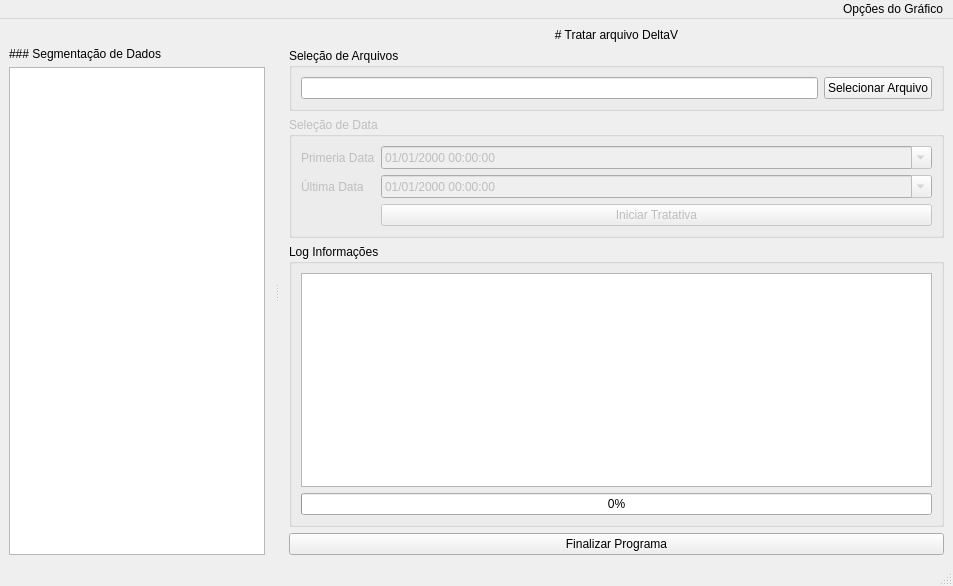
Jualns/Tratando_DeltaV, file UI/Global.ui: the form before one commit.
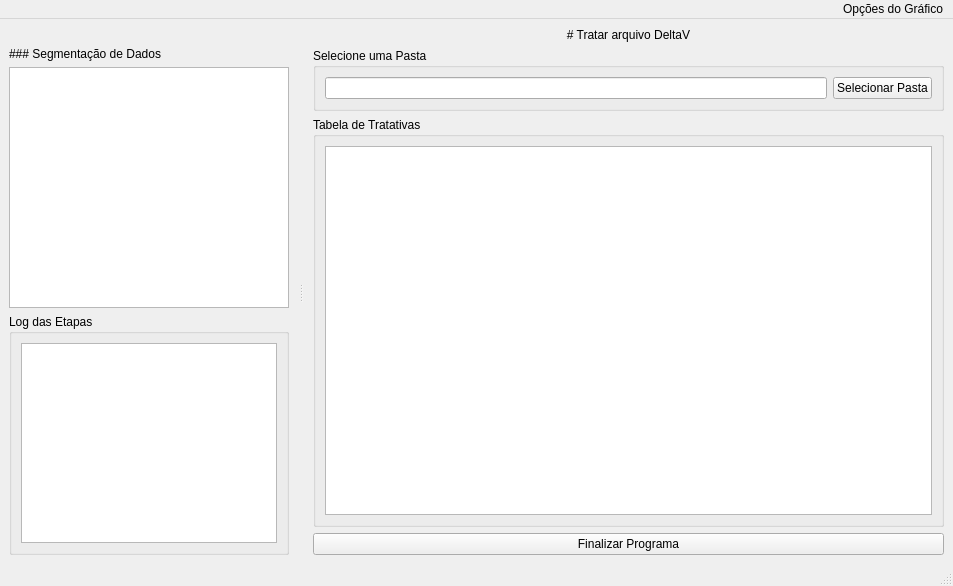
The form after the commit.

What changed in the file:
```diff
--- a/UI/Global.ui
+++ b/UI/Global.ui
@@ -15,29 +15,6 @@
   </property>
   <widget class="QWidget" name="centralwidget">
    <layout class="QGridLayout" name="gridLayout">
-    <item row="3" column="0">
-     <widget class="QGroupBox" name="infos_groupBox">
-      <property name="title">
-       <string>Log Informações</string>
-      </property>
-      <layout class="QVBoxLayout" name="verticalLayout_4">
-       <item>
-        <widget class="QTextEdit" name="log_text">
-         <property name="statusTip">
-          <string>Log das etapas</string>
-         </property>
-        </widget>
-       </item>
-       <item>
-        <widget class="QProgressBar" name="progressBar">
-         <property name="value">
-          <number>0</number>
-         </property>
-        </widget>
-       </item>
-      </layout>
-     </widget>
-    </item>
     <item row="4" column="0">
      <widget class="QPushButton" name="btn_finish">
       <property name="statusTip">
@@ -48,87 +25,10 @@
       </property>
      </widget>
     </item>
-    <item row="2" column="0">
-     <widget class="QGroupBox" name="data_groupBox">
-      <property name="enabled">
-       <bool>false</bool>
-      </property>
-      <property name="title">
-       <string>Seleção de Data</string>
-      </property>
-      <property name="flat">
-       <bool>false</bool>
-      </property>
-      <property name="checkable">
-       <bool>false</bool>
-      </property>
-      <layout class="QFormLayout" name="formLayout">
-       <item row="0" column="0">
-        <widget class="QLabel" name="label_firts">
-         <property name="text">
-          <string>Primeria Data</string>
-         </property>
-        </widget>
-       </item>
-       <item row="0" column="1">
-        <widget class="QDateTimeEdit" name="first_date">
-         <property name="statusTip">
-          <string>Data inicial dos dados</string>
-         </property>
-         <property name="displayFormat">
-          <string>dd/MM/yyyy HH:mm:ss</string>
-         </property>
-         <property name="calendarPopup">
-          <bool>true</bool>
-         </property>
-        </widget>
-       </item>
-       <item row="1" column="0">
-        <widget class="QLabel" name="label_last">
-         <property name="text">
-          <string>Última Data</string>
-         </property>
-        </widget>
-       </item>
-       <item row="1" column="1">
-        <widget class="QDateTimeEdit" name="last_date">
-         <property name="statusTip">
-          <string>Data final dos dados</string>
-         </property>
-         <property name="displayFormat">
-          <string>dd/MM/yyyy HH:mm:ss</string>
-         </property>
-         <property name="calendarPopup">
-          <bool>true</bool>
-         </property>
-        </widget>
-       </item>
-       <item row="2" column="1">
-        <widget class="QPushButton" name="btn_start">
-         <property name="statusTip">
-          <string>Iniciar tratativa dos dados</string>
-         </property>
-         <property name="text">
-          <string>Iniciar Tratativa</string>
-         </property>
-         <property name="autoDefault">
-          <bool>false</bool>
-         </property>
-         <property name="default">
-          <bool>false</bool>
-         </property>
-         <property name="flat">
-          <bool>false</bool>
-         </property>
-        </widget>
-       </item>
-      </layout>
-     </widget>
-    </item>
     <item row="1" column="0">
      <widget class="QGroupBox" name="selection_groupBox">
       <property name="title">
-       <string>Seleção de Arquivos</string>
+       <string>Selecione uma Pasta</string>
       </property>
       <layout class="QVBoxLayout" name="verticalLayout_3">
        <item>
@@ -149,7 +49,7 @@
             <string>Botão para procurar arquivo</string>
            </property>
            <property name="text">
-            <string>Selecionar Arquivo</string>
+            <string>Selecionar Pasta</string>
            </property>
           </widget>
          </item>
@@ -158,6 +58,18 @@
       </layout>
      </widget>
     </item>
+    <item row="2" column="0">
+     <widget class="QGroupBox" name="table_box">
+      <property name="title">
+       <string>Tabela de Tratativas</string>
+      </property>
+      <layout class="QVBoxLayout" name="verticalLayout_5">
+       <item>
+        <widget class="QTableWidget" name="tableWidget"/>
+       </item>
+      </layout>
+     </widget>
+    </item>
     <item row="0" column="0">
      <widget class="QLabel" name="Titulo">
       <property name="text">
@@ -200,6 +112,18 @@
        </property>
       </widget>
      </item>
+     <item>
+      <widget class="QGroupBox" name="log_box">
+       <property name="title">
+        <string>Log das Etapas</string>
+       </property>
+       <layout class="QVBoxLayout" name="verticalLayout_4">
+        <item>
+         <widget class="QTextEdit" name="log_text"/>
+        </item>
+       </layout>
+      </widget>
+     </item>
     </layout>
    </widget>
   </widget>
```
Left out of the diff: 4 changed lines with no effect on the pictures.
